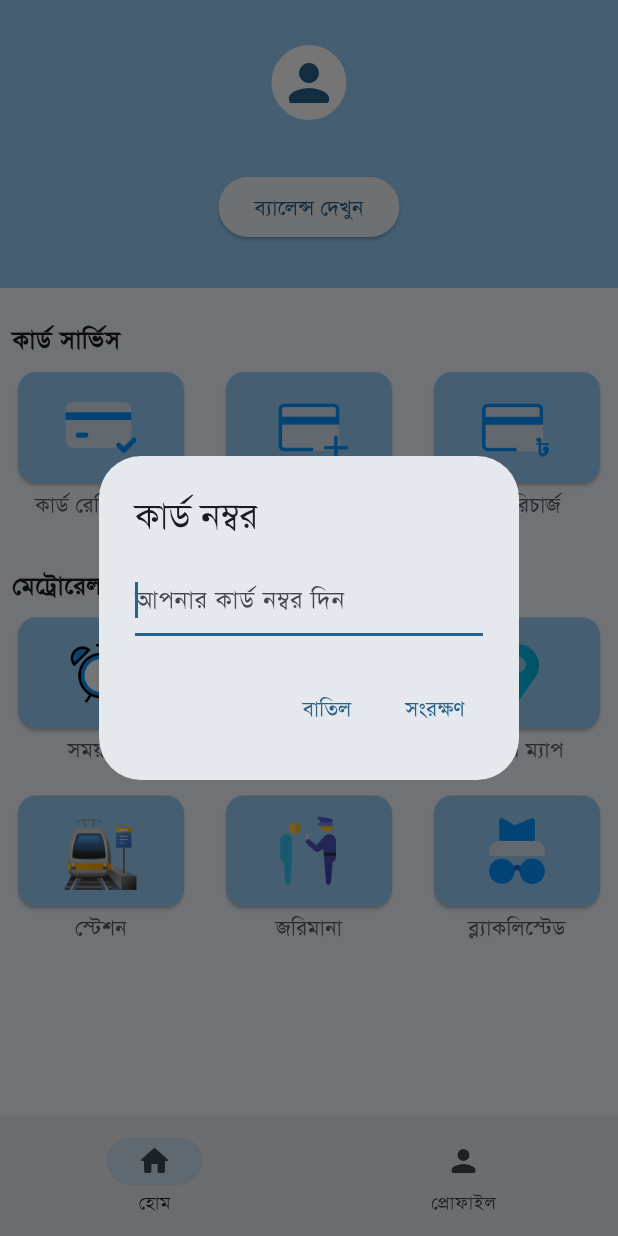
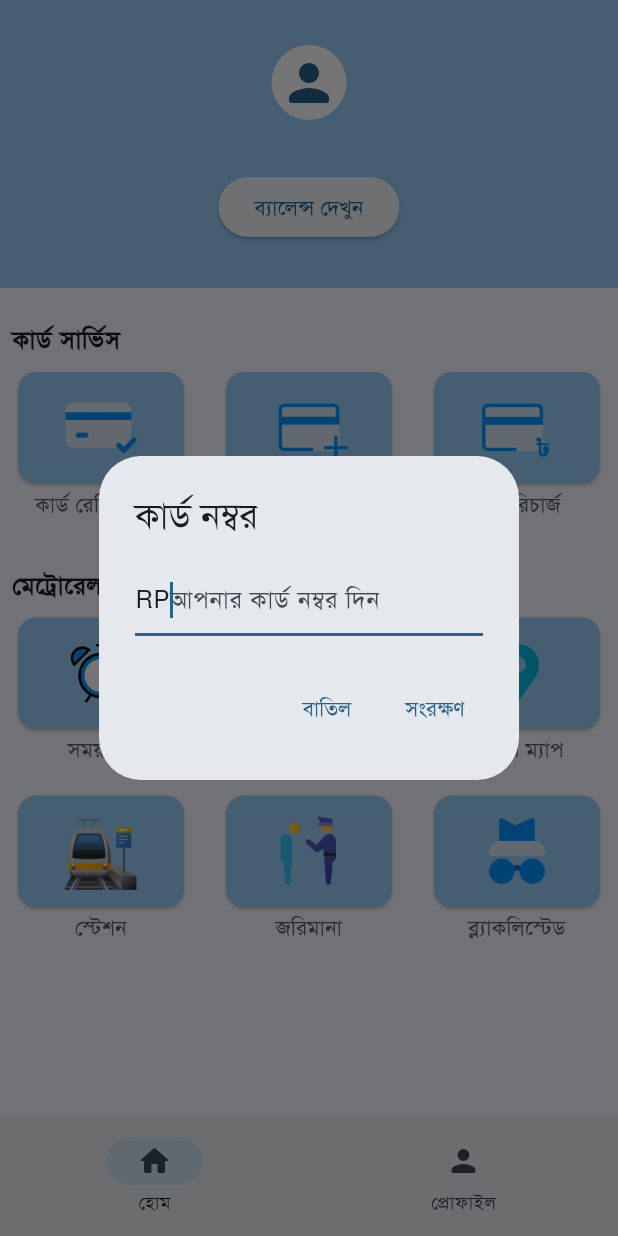
Before and after one commit to avizitRX/Rapid-Pass, a Flutter app: the screen it shows after launch, after a tap on "ব্যালেন্স দেখুন", on a phone screen of 412 x 824 dp. Run offline on Flutter 3.47's test engine with Material 3 defaults, Android fonts, the phone set to English and light mode, and no system bars; our stand-ins replace connectivity_plus, shared_preferences; missing offline and left inert: web_scraper; accounts and stored records are empty.

Commit message:
fix: category navigation

```diff
--- a/lib/components/add_card_number.dart
+++ b/lib/components/add_card_number.dart
@@ -15,7 +15,9 @@ Future<String?> addCardNumber(BuildContext context) async {
       content: TextField(
         controller: cardNumberController,
         autofocus: true,
-        decoration: const InputDecoration(
+        decoration: InputDecoration(
+          prefixText: 'RP',
+          prefixStyle: Theme.of(context).textTheme.bodyLarge,
           hintText: 'আপনার কার্ড নম্বর দিন',
         ),
       ),
@@ -31,7 +33,8 @@ Future<String?> addCardNumber(BuildContext context) async {
           onPressed: () async {
             if (cardNumberController.text.isNotEmpty) {
               await clearAllInformation();
-              await prefs.setString('cardNumber', cardNumberController.text);
+              await prefs.setString(
+                  'cardNumber', 'RP${cardNumberController.text}');
               Provider.of<GetInformationProvider>(context, listen: false)
                   .fetchInformation();
               Navigator.pop(context, 'Cancel');
--- a/lib/models/categories.dart
+++ b/lib/models/categories.dart
@@ -1,13 +1,16 @@
+import 'package:flutter/material.dart';
+import 'package:rapid_pass/views/settings.dart';
+
 class Category {
   final String name;
   final String icon;
-  final String url;
+  final Widget? url;
   final List<Category> subcategories;
 
   Category({
     required this.name,
     required this.icon,
-    required this.url,
+    this.url,
     this.subcategories = const [],
   });
 }
@@ -16,59 +19,49 @@ List<Category> categories = [
   Category(
     name: "কার্ড সার্ভিস",
     icon: "assets/images/category/category.png",
-    url: '',
     subcategories: [
       Category(
         name: 'কার্ড রেজিস্ট্রেশন',
         icon: "assets/images/category/card_registration.png",
-        url: '',
       ),
       Category(
         name: 'কার্ড যোগ',
         icon: "assets/images/category/card_add.png",
-        url: '',
+        url: const Settings(),
       ),
       Category(
         name: 'কার্ড রিচার্জ',
         icon: "assets/images/category/card_recharge.png",
-        url: '',
       ),
     ],
   ),
   Category(
     name: "মেট্রোরেল সার্ভিস",
     icon: "assets/images/category/category.png",
-    url: '',
     subcategories: [
       Category(
         name: 'সময়সূচি',
         icon: "assets/images/category/timetable.png",
-        url: '',
       ),
       Category(
         name: 'ভাড়া তালিকা',
         icon: "assets/images/category/fare_chart.png",
-        url: '',
       ),
       Category(
         name: 'ভাড়ার ম্যাপ',
         icon: "assets/images/category/fare_map.png",
-        url: '',
       ),
       Category(
         name: 'স্টেশন',
         icon: "assets/images/category/station.png",
-        url: '',
       ),
       Category(
         name: 'জরিমানা',
         icon: "assets/images/category/fine.png",
-        url: '',
       ),
       Category(
         name: 'ব্ল্যাকলিস্টেড',
         icon: "assets/images/category/blacklisted.png",
-        url: '',
       ),
     ],
   ),
```
Also changed, not shown: lib/components/categories_section.dart (+8 -1 lines).
